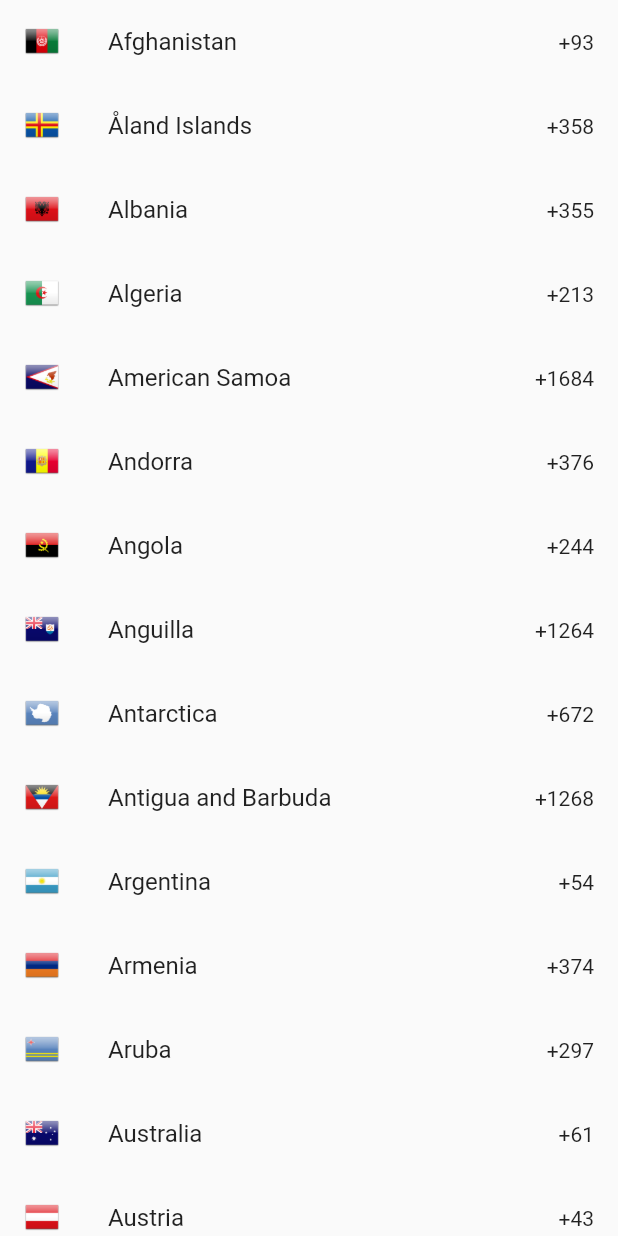
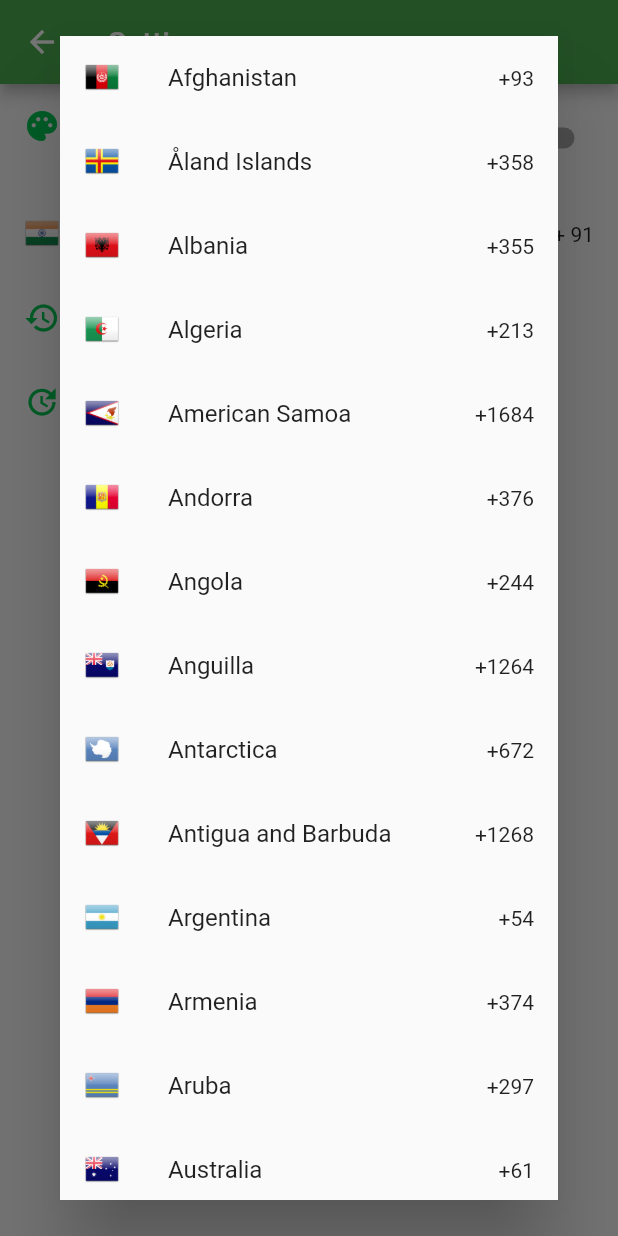
Before and after one commit to MSViswanth/whatsapp_helper, a Flutter app: the SettingsScreen screen opened directly, after a tap on "Default Country", on a phone screen of 412 x 824 dp. Run offline on Flutter 3.47's test engine with Material 2 defaults, Android fonts, the phone set to English and light mode, and no system bars; our stand-ins replace dio, flutter_markdown, hive, hive_flutter, open_file, permission_handler; missing offline and left inert: get_version, version; accounts and stored records are empty; generated files the repository leaves out were written again.

Commit message:
Changed changelog to markdown from text

```diff
--- a/lib/views/settings_screen.dart
+++ b/lib/views/settings_screen.dart
@@ -1,9 +1,7 @@
 import 'dart:io';
-
 import 'package:flutter/material.dart';
 import 'package:open_file/open_file.dart';
 import 'package:provider/provider.dart';
-import 'package:url_launcher/url_launcher.dart';
 import 'package:whatsapp_helper/controllers/history_controller.dart';
 import 'package:whatsapp_helper/controllers/settings_controller.dart';
 import 'package:whatsapp_helper/controllers/theme_controller.dart';
@@ -12,6 +10,7 @@ import 'package:whatsapp_helper/views/countries.dart';
 import 'package:path_provider/path_provider.dart';
 import 'package:dio/dio.dart';
 import 'package:permission_handler/permission_handler.dart';
+import 'package:flutter_markdown/flutter_markdown.dart';
 
 class SettingsScreen extends StatefulWidget {
   @override
@@ -78,9 +77,9 @@ class _SettingsScreenState extends State<SettingsScreen> {
     Directory dir = await getExternalStorageDirectory();
     // print(dir2.path);
     path = '${dir.path}/$fileName';
-    String path2 = '/sdcard/download/$fileName';
-    downloadedPath = path2;
-    return path2;
+    // String path2 = '/sdcard/download/$fileName';
+    downloadedPath = path;
+    return path;
   }
 
   @override
@@ -124,10 +123,9 @@ class _SettingsScreenState extends State<SettingsScreen> {
                     .country
                     .callingCodes
                     .first),
-            onTap: () => Navigator.of(context).push(
-              MaterialPageRoute(
-                builder: (context) => CountriesScreen(),
-              ),
+            onTap: () => showDialog(
+              context: context,
+              builder: (context) => Dialog(child: CountriesScreen()),
             ),
           ),
           ListTile(
@@ -308,10 +306,11 @@ class _SettingsScreenState extends State<SettingsScreen> {
                                             Padding(
                                               padding:
                                                   const EdgeInsets.all(8.0),
-                                              child: Text(Provider.of<
-                                                          SettingsController>(
-                                                      context)
-                                                  .releaseMap['body']),
+                                              child: Markdown(
+                                                  data: Provider.of<
+                                                              SettingsController>(
+                                                          context)
+                                                      .releaseMap['body']),
                                             ),
                                           ],
                                         ),
@@ -334,10 +333,15 @@ class _SettingsScreenState extends State<SettingsScreen> {
           ),
           Padding(
             padding: EdgeInsets.all(16),
-            child: Text(downloading
-                ? 'Don\'t go to another tab while downloading update or it will start again'
-                : ''),
-          )
+            child: Text(
+              downloading
+                  ? 'Don\'t go to another tab while downloading update or it will start again'
+                  : '',
+              style: TextStyle(
+                color: Colors.grey,
+              ),
+            ),
+          ),
         ],
       ),
     );
```
